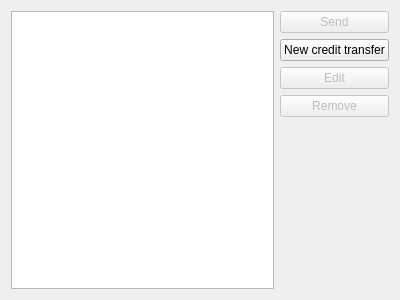
Old version of the form kmymoney/views/konlinejoboutbox.ui in the repository KDE/kmymoney.
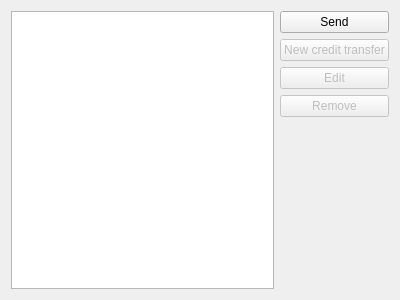
New version of the form. Icons and pictures are not drawn. Custom widgets are drawn as their Qt base class.

Commit message:
Improved "Send" button in onlineJob outbox
It is now possible to send only the selected jobs. If nothing is
selected everything is sent.

Maybe this is not the best soloution as send buttons's behaviour might
be unclear or confusing to the user.

Patch:
```diff
--- a/kmymoney/views/konlinejoboutbox.ui
+++ b/kmymoney/views/konlinejoboutbox.ui
@@ -45,9 +45,6 @@
    </item>
    <item row="0" column="1">
     <widget class="KPushButton" name="m_buttonSend">
-     <property name="enabled">
-      <bool>false</bool>
-     </property>
      <property name="text">
       <string>Send</string>
      </property>
@@ -90,6 +87,9 @@
    </item>
    <item row="1" column="1">
     <widget class="KPushButton" name="m_buttonNewCreditTransfer">
+     <property name="enabled">
+      <bool>false</bool>
+     </property>
      <property name="text">
       <string>New credit transfer</string>
      </property>
```
The commit also changes 2 other files.
